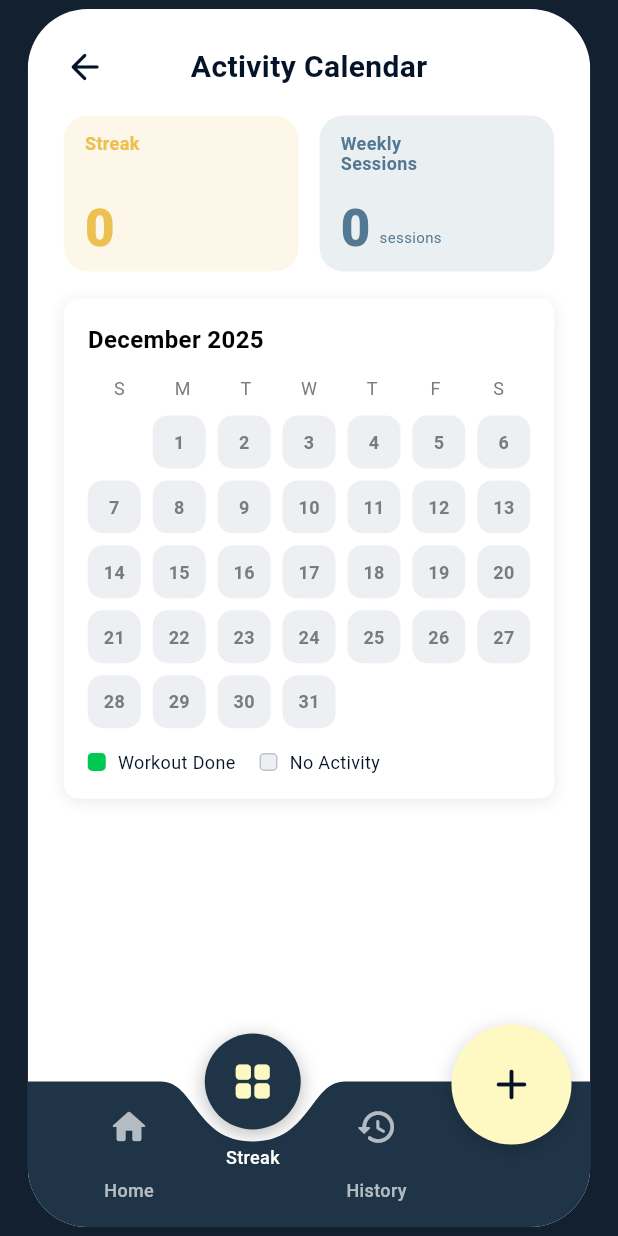
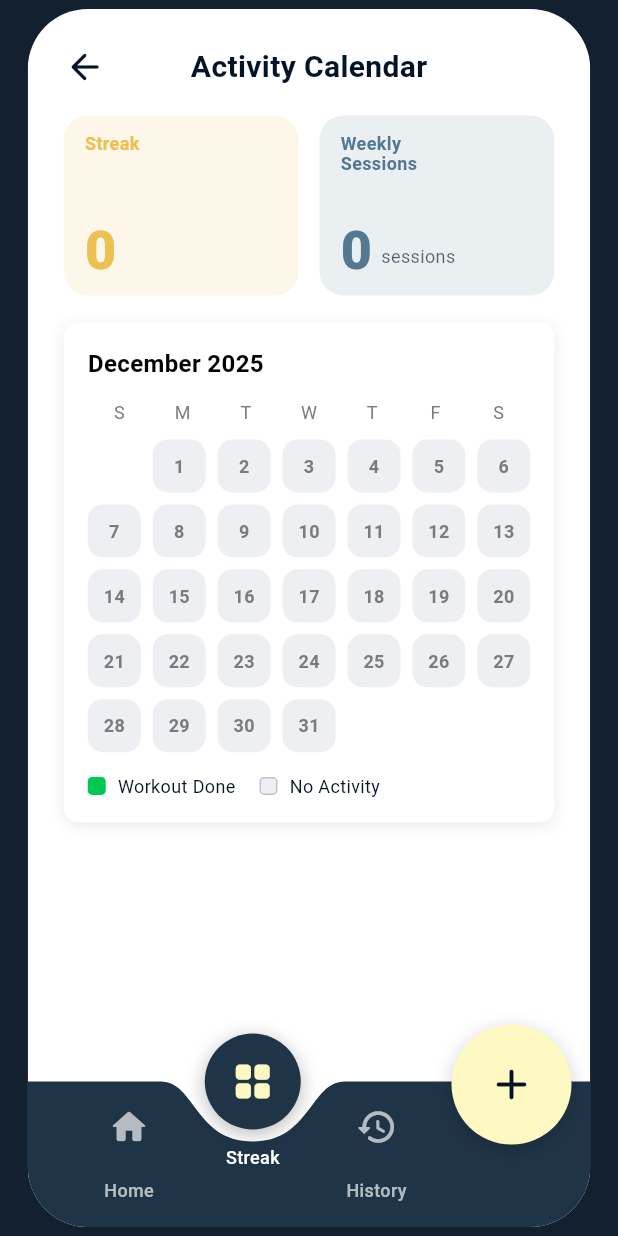
Before and after one commit to quinvrs/perFORM, a Flutter app: the HomeScreen screen opened by its route, after a tap on "Streak", on a phone screen of 412 x 824 dp. Run offline on Flutter 3.47's test engine with Material 3 defaults, Android fonts, the phone set to English and light mode, and no system bars; our stand-ins replace camera, permission_handler; Roboto replaces fonts that are missing (DM Sans).

Commit message:
fixed overflowing bug

```diff
--- a/lib/screens/home_screen.dart
+++ b/lib/screens/home_screen.dart
@@ -1,3 +1,4 @@
+// lib/screens/home_screen.dart
 import 'package:flutter/material.dart';
 import '../app_state.dart';
 import '../widgets/app_bottom_nav.dart';
@@ -23,6 +24,7 @@ class _HomeScreenState extends State<HomeScreen> {
 
   @override
   Widget build(BuildContext context) {
+    // keep dependency so widgets rebuild when AppState changes
     AppStateScope.of(context);
 
     return Scaffold(
@@ -54,7 +56,6 @@ class _HomeScreenState extends State<HomeScreen> {
                         ],
                       ),
                     ),
-
                     Positioned(
                       left: 0,
                       right: 0,
@@ -70,7 +71,7 @@ class _HomeScreenState extends State<HomeScreen> {
                           onPlus: () async {
                             final res = await Navigator.pushNamed(context, '/exercise_select');
                             if (res == true && mounted) {
-                              setState(() => _tab = 1); // jump to streak after finishing
+                              setState(() => _tab = 1);
                             }
                           },
                         ),
@@ -129,7 +130,6 @@ class _HomeTab extends StatelessWidget {
             ),
           ),
           SizedBox(height: 18 * scale),
-
           Row(
             children: [
               Container(
@@ -137,7 +137,10 @@ class _HomeTab extends StatelessWidget {
                 height: 18 * scale,
                 decoration: const ShapeDecoration(color: _yellow, shape: OvalBorder()),
                 child: Center(
-                  child: Text('!', style: TextStyle(color: _ink, fontSize: 12 * scale, fontWeight: FontWeight.w700)),
+                  child: Text(
+                    '!',
+                    style: TextStyle(color: _ink, fontSize: 12 * scale, fontWeight: FontWeight.w700),
+                  ),
                 ),
               ),
               SizedBox(width: 10 * scale),
@@ -152,7 +155,6 @@ class _HomeTab extends StatelessWidget {
               ),
             ],
           ),
-
           SizedBox(height: 18 * scale),
 
           // streak card
@@ -191,7 +193,10 @@ class _HomeTab extends StatelessWidget {
                       SizedBox(width: 2 * scale),
                       Padding(
                         padding: EdgeInsets.only(bottom: 6 * scale),
-                        child: Text('days', style: TextStyle(color: _streakAccent, fontSize: 16 * scale, fontWeight: FontWeight.w700)),
+                        child: Text(
+                          'days',
+                          style: TextStyle(color: _streakAccent, fontSize: 16 * scale, fontWeight: FontWeight.w700),
+                        ),
                       ),
                     ],
                   ),
@@ -319,7 +324,6 @@ class _StreakTab extends StatelessWidget {
     final first = DateTime(year, month, 1);
     final daysInMonth = DateTime(year, month + 1, 0).day;
 
-    // Sunday-first offset: Sunday=0, Monday=1 ... Saturday=6
     final offset = first.weekday % 7;
     final totalCells = ((offset + daysInMonth + 6) ~/ 7) * 7;
 
@@ -331,18 +335,11 @@ class _StreakTab extends StatelessWidget {
       child: Column(
         crossAxisAlignment: CrossAxisAlignment.start,
         children: [
-          // header
           Row(
             children: [
               InkWell(
-                onTap: () => DefaultTabController.of(context),
-                child: InkWell(
-                  onTap: () {
-                    // go back to Home tab inside shell
-                    Navigator.pushReplacementNamed(context, '/home');
-                  },
-                  child: Icon(Icons.arrow_back_rounded, color: _ink, size: 28 * scale),
-                ),
+                onTap: () => Navigator.pushReplacementNamed(context, '/home'),
+                child: Icon(Icons.arrow_back_rounded, color: _ink, size: 28 * scale),
               ),
               Expanded(
                 child: Center(
@@ -399,7 +396,6 @@ class _StreakTab extends StatelessWidget {
                 SizedBox(height: 12 * scale),
 
                 Row(
-                  mainAxisAlignment: MainAxisAlignment.spaceBetween,
                   children: const ['S', 'M', 'T', 'W', 'T', 'F', 'S']
                       .map((t) => Expanded(child: Center(child: Text(t, style: TextStyle(color: Color(0xFF797B7F), fontSize: 12)))))
                       .toList(),
@@ -468,7 +464,7 @@ class _StreakTab extends StatelessWidget {
     );
   }
 
-  String _monthName(int m) {
+  static String _monthName(int m) {
     const names = [
       'January','February','March','April','May','June',
       'July','August','September','October','November','December'
@@ -477,6 +473,7 @@ class _StreakTab extends StatelessWidget {
   }
 }
 
+/// ✅ FIXED: This card has a SAFE fixed height so it cannot overflow
 class _MetricCard extends StatelessWidget {
   const _MetricCard({
     required this.scale,
@@ -492,16 +489,16 @@ class _MetricCard extends StatelessWidget {
   final String? suffix;
   final Color tint;
 
+  static const _ink = Color(0xFF051328);
+
   @override
   Widget build(BuildContext context) {
     return Expanded(
       child: Container(
-        // ✅ slightly taller to avoid overflow
-        height: 104 * scale,
+        height: 120 * scale, // ✅ fixed height = no overflow
         padding: EdgeInsets.fromLTRB(14 * scale, 12 * scale, 14 * scale, 12 * scale),
         decoration: BoxDecoration(
-          // ignore: deprecated_member_use
-          color: tint.withOpacity(0.12), // ✅ use withOpacity for compatibility
+          color: tint.withValues(alpha: 0.12),
           borderRadius: BorderRadius.circular(16 * scale),
         ),
         child: Column(
@@ -515,12 +512,10 @@ class _MetricCard extends StatelessWidget {
                 color: tint,
                 fontSize: 12 * scale,
                 fontWeight: FontWeight.w700,
-                height: 1.1,
+                height: 1.10,
               ),
             ),
             const Spacer(),
-
-            // ✅ prevents bottom overflow on different font metrics
             FittedBox(
               fit: BoxFit.scaleDown,
               alignment: Alignment.bottomLeft,
@@ -531,18 +526,24 @@ class _MetricCard extends StatelessWidget {
                     value,
                     style: TextStyle(
                       color: tint,
-                      fontSize: 34 * scale,
+                      fontSize: 36 * scale,
                       fontWeight: FontWeight.w800,
                       height: 1.0,
+                      fontFamily: 'DM Sans',
                     ),
                   ),
                   if (suffix != null) ...[
                     SizedBox(width: 6 * scale),
                     Padding(
-                      padding: EdgeInsets.only(bottom: 5 * scale),
+                      padding: EdgeInsets.only(bottom: 8 * scale),
                       child: Text(
                         suffix!,
-                        style: TextStyle(color: tint, fontSize: 10 * scale, height: 1.0),
+                        style: TextStyle(
+                          color: _ink.withValues(alpha: 0.65),
+                          fontSize: 12 * scale,
+                          height: 1.0,
+                          fontFamily: 'DM Sans',
+                        ),
                       ),
                     ),
                   ],
@@ -551,6 +552,26 @@ class _MetricCard extends StatelessWidget {
             ),
           ],
         ),
+      ),
+    );
+  }
+}
+
+class _LegendDot extends StatelessWidget {
+  const _LegendDot({required this.color, required this.scale, this.border = false});
+  final Color color;
+  final double scale;
+  final bool border;
+
+  @override
+  Widget build(BuildContext context) {
+    return Container(
+      width: 12 * scale,
+      height: 12 * scale,
+      decoration: BoxDecoration(
+        color: color,
+        borderRadius: BorderRadius.circular(3 * scale),
+        border: border ? Border.all(color: const Color(0xFFBFC4CC)) : null,
       ),
     );
   }
@@ -587,76 +608,29 @@ class _HistoryTab extends StatelessWidget {
               SizedBox(width: 28 * scale),
             ],
           ),
-
           SizedBox(height: 18 * scale),
 
           Row(
             children: [
               Expanded(
-                child: Container(
-                  height: 110 * scale,
-                  padding: EdgeInsets.all(14 * scale),
-                  decoration: BoxDecoration(
-                    color: const Color(0xFFECC051).withValues(alpha: 0.12),
-                    borderRadius: BorderRadius.circular(20 * scale),
-                  ),
-                  child: Column(
-                    crossAxisAlignment: CrossAxisAlignment.start,
-                    children: [
-                      Row(
-                        children: [
-                          Icon(Icons.favorite_border, color: const Color(0xFFECC051), size: 18 * scale),
-                          SizedBox(width: 8 * scale),
-                          Text('Avg. Form\nScore', style: TextStyle(color: const Color(0xFFECC051), fontSize: 14 * scale, fontWeight: FontWeight.w600)),
-                        ],
-                      ),
-                      const Spacer(),
-                      Row(
-                        crossAxisAlignment: CrossAxisAlignment.end,
-                        children: [
-                          Text('88', style: TextStyle(color: const Color(0xFFECC051), fontSize: 40 * scale, fontWeight: FontWeight.w800)),
-                          Padding(
-                            padding: EdgeInsets.only(bottom: 8 * scale, left: 6 * scale),
-                            child: Text('%', style: TextStyle(color: const Color(0xFFECC051), fontSize: 14 * scale)),
-                          ),
-                        ],
-                      ),
-                    ],
-                  ),
+                child: _HistoryStatCard(
+                  scale: scale,
+                  accent: const Color(0xFFECC051),
+                  icon: Icons.favorite_border,
+                  title: 'Avg. Form\nScore',
+                  value: '88',
+                  unit: '%',
                 ),
               ),
               SizedBox(width: 14 * scale),
               Expanded(
-                child: Container(
-                  height: 110 * scale,
-                  padding: EdgeInsets.all(14 * scale),
-                  decoration: BoxDecoration(
-                    color: const Color(0xFF537892).withValues(alpha: 0.12),
-                    borderRadius: BorderRadius.circular(20 * scale),
-                  ),
-                  child: Column(
-                    crossAxisAlignment: CrossAxisAlignment.start,
-                    children: [
-                      Row(
-                        children: [
-                          Icon(Icons.bolt, color: const Color(0xFF537892), size: 18 * scale),
-                          SizedBox(width: 8 * scale),
-                          Text('Total Reps', style: TextStyle(color: const Color(0xFF537892), fontSize: 14 * scale, fontWeight: FontWeight.w600)),
-                        ],
-                      ),
-                      const Spacer(),
-                      Row(
-                        crossAxisAlignment: CrossAxisAlignment.end,
-                        children: [
-                          Text('150', style: TextStyle(color: const Color(0xFF537892), fontSize: 40 * scale, fontWeight: FontWeight.w800)),
-                          Padding(
-                            padding: EdgeInsets.only(bottom: 8 * scale, left: 6 * scale),
-                            child: Text('reps', style: TextStyle(color: const Color(0xFF537892), fontSize: 14 * scale)),
-                          ),
-                        ],
-                      ),
-                    ],
-                  ),
+                child: _HistoryStatCard(
+                  scale: scale,
+                  accent: const Color(0xFF537892),
+                  icon: Icons.bolt,
+                  title: 'Total Reps',
+                  value: '150',
+                  unit: 'reps',
                 ),
               ),
             ],
@@ -690,11 +664,100 @@ class _HistoryTab extends StatelessWidget {
   }
 }
 
+class _HistoryStatCard extends StatelessWidget {
+  const _HistoryStatCard({
+    required this.scale,
+    required this.accent,
+    required this.icon,
+    required this.title,
+    required this.value,
+    required this.unit,
+  });
+
+  final double scale;
+  final Color accent;
+  final IconData icon;
+  final String title;
+  final String value;
+  final String unit;
+
+  static const _ink = Color(0xFF051328);
+
+  @override
+  Widget build(BuildContext context) {
+    return Container(
+      height: 132 * scale,
+      padding: EdgeInsets.fromLTRB(14 * scale, 12 * scale, 14 * scale, 12 * scale),
+      decoration: BoxDecoration(
+        color: accent.withValues(alpha: 0.12),
+        borderRadius: BorderRadius.circular(20 * scale),
+      ),
+      child: Column(
+        crossAxisAlignment: CrossAxisAlignment.start,
+        children: [
+          Row(
+            crossAxisAlignment: CrossAxisAlignment.start,
+            children: [
+              Icon(icon, color: accent, size: 18 * scale),
+              SizedBox(width: 8 * scale),
+              Expanded(
+                child: Text(
+                  title,
+                  maxLines: 2,
+                  overflow: TextOverflow.ellipsis,
+                  style: TextStyle(
+                    color: accent,
+                    fontSize: 13 * scale,
+                    fontWeight: FontWeight.w600,
+                    height: 1.10,
+                  ),
+                ),
+              ),
+            ],
+          ),
+          const Spacer(),
+          FittedBox(
+            fit: BoxFit.scaleDown,
+            alignment: Alignment.bottomLeft,
+            child: Row(
+              crossAxisAlignment: CrossAxisAlignment.end,
+              children: [
+                Text(
+                  value,
+                  style: TextStyle(
+                    color: accent,
+                    fontSize: 40 * scale,
+                    fontWeight: FontWeight.w800,
+                    height: 1.0,
+                    fontFamily: 'DM Sans',
+                  ),
+                ),
+                SizedBox(width: 6 * scale),
+                Padding(
+                  padding: EdgeInsets.only(bottom: 8 * scale),
+                  child: Text(
+                    unit,
+                    style: TextStyle(
+                      color: unit == '%' ? accent : _ink.withValues(alpha: 0.55),
+                      fontSize: 14 * scale,
+                      height: 1.0,
+                      fontFamily: 'DM Sans',
+                    ),
+                  ),
+                ),
+              ],
+            ),
+          ),
+        ],
+      ),
+    );
+  }
+}
+
 class _WorkoutCard extends StatelessWidget {
   const _WorkoutCard({required this.scale, required this.date});
   final double scale;
   final DateTime date;
-
 
   @override
   Widget build(BuildContext context) {
@@ -732,6 +795,10 @@ class _WorkoutCard extends StatelessWidget {
           SizedBox(height: 10 * scale),
           Row(
             mainAxisAlignment: MainAxisAlignment.spaceBetween,
+            children: const [],
+          ),
+          Row(
+            mainAxisAlignment: MainAxisAlignment.spaceBetween,
             children: [
               _MiniStat(scale: scale, value: '45', label: 'Reps'),
               _MiniStat(scale: scale, value: '12 min', label: 'Duration'),
@@ -744,9 +811,7 @@ class _WorkoutCard extends StatelessWidget {
   }
 
   String _month(int m) {
-    const names = [
-      'Jan','Feb','Mar','Apr','May','Jun','Jul','Aug','Sep','Oct','Nov','Dec'
-    ];
+    const names = ['Jan','Feb','Mar','Apr','May','Jun','Jul','Aug','Sep','Oct','Nov','Dec'];
     return names[m - 1];
   }
 }
@@ -770,28 +835,3 @@ class _MiniStat extends StatelessWidget {
     );
   }
 }
-
-class _LegendDot extends StatelessWidget {
-  const _LegendDot({
-    required this.color,
-    required this.scale,
-    this.border = false,
-  });
-
-  final Color color;
-  final double scale;
-  final bool border;
-
-  @override
-  Widget build(BuildContext context) {
-    return Container(
-      width: 12 * scale,
-      height: 12 * scale,
-      decoration: BoxDecoration(
-        color: color,
-        borderRadius: BorderRadius.circular(3 * scale),
-        border: border ? Border.all(color: const Color(0xFFBFC4CC)) : null,
-      ),
-    );
-  }
-}
```
